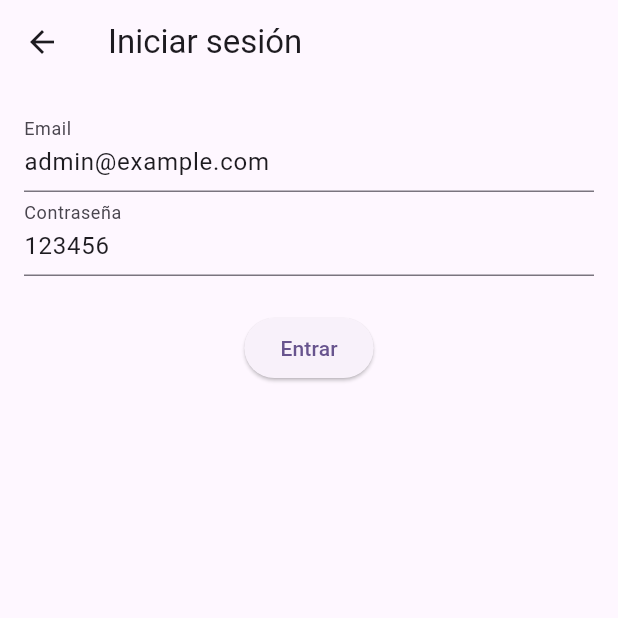
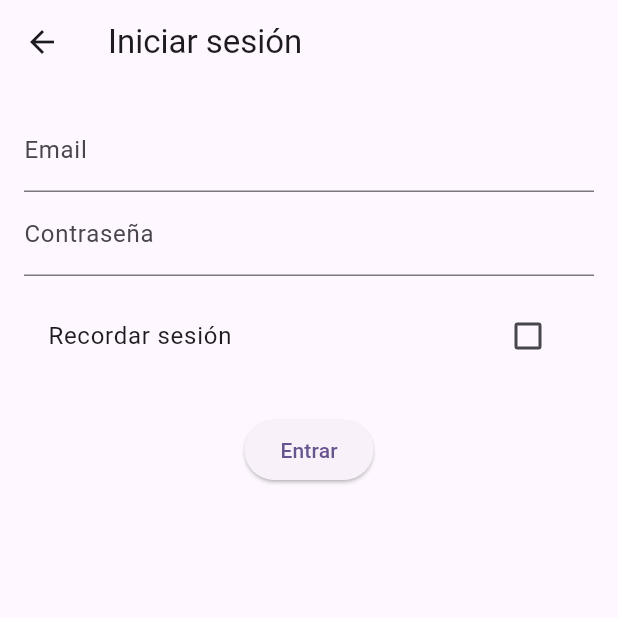
Before and after one commit to lellerena/peer_assessment_app___mobile___flutter, a Flutter app: the LoginScreen screen opened directly, on a phone screen of 412 x 824 dp, the top half of it. Run offline on Flutter 3.47's test engine with Material 3 defaults, Android fonts, the phone set to English and light mode, and no system bars; our stand-ins replace get, loggy, shared_preferences; accounts and stored records are empty.

Commit message:
Update login screen

```diff
--- a/lib/features/auth/ui/pages/login_screen.dart
+++ b/lib/features/auth/ui/pages/login_screen.dart
@@ -6,13 +6,31 @@
 
 class LoginScreen extends StatefulWidget {
   const LoginScreen({super.key});
+
   @override
   State<LoginScreen> createState() => _LoginScreenState();
 }
 
 class _LoginScreenState extends State<LoginScreen> {
-  final emailCtrl = TextEditingController(text: 'admin@example.com');
-  final passCtrl = TextEditingController(text: '123456');
+  final emailCtrl = TextEditingController();
+  final passCtrl = TextEditingController();
+
+  @override
+  void initState() {
+    super.initState();
+    final auth = Get.find<AuthController>();
+
+    // Precargar credenciales guardadas
+    auth.loadSavedCredentials().then((credentials) {
+      if (credentials != null) {
+        setState(() {
+          emailCtrl.text = credentials['email']!;
+          passCtrl.text = credentials['password']!;
+          auth.rememberMe = true;
+        });
+      }
+    });
+  }
 
   @override
   Widget build(BuildContext context) {
@@ -30,7 +48,18 @@
             ),
             TextField(
               controller: passCtrl,
+              obscureText: true,
               decoration: const InputDecoration(labelText: 'Contraseña'),
+            ),
+            const SizedBox(height: 12),
+            CheckboxListTile(
+              title: const Text('Recordar sesión'),
+              value: auth.rememberMe,
+              onChanged: (value) {
+                setState(() {
+                  auth.rememberMe = value ?? false;
+                });
+              },
             ),
             const SizedBox(height: 24),
             ElevatedButton(
--- a/pubspec.yaml
+++ b/pubspec.yaml
@@ -37,7 +37,7 @@ dependencies:
     another_flutter_splash_screen: ^1.2.1
     get: ^4.7.2
     loggy: ^2.0.3
-    shared_preferences: ^2.5.3
+    shared_preferences: ^2.3.5
     path_provider: ^2.1.5
 
 dev_dependencies:
```
